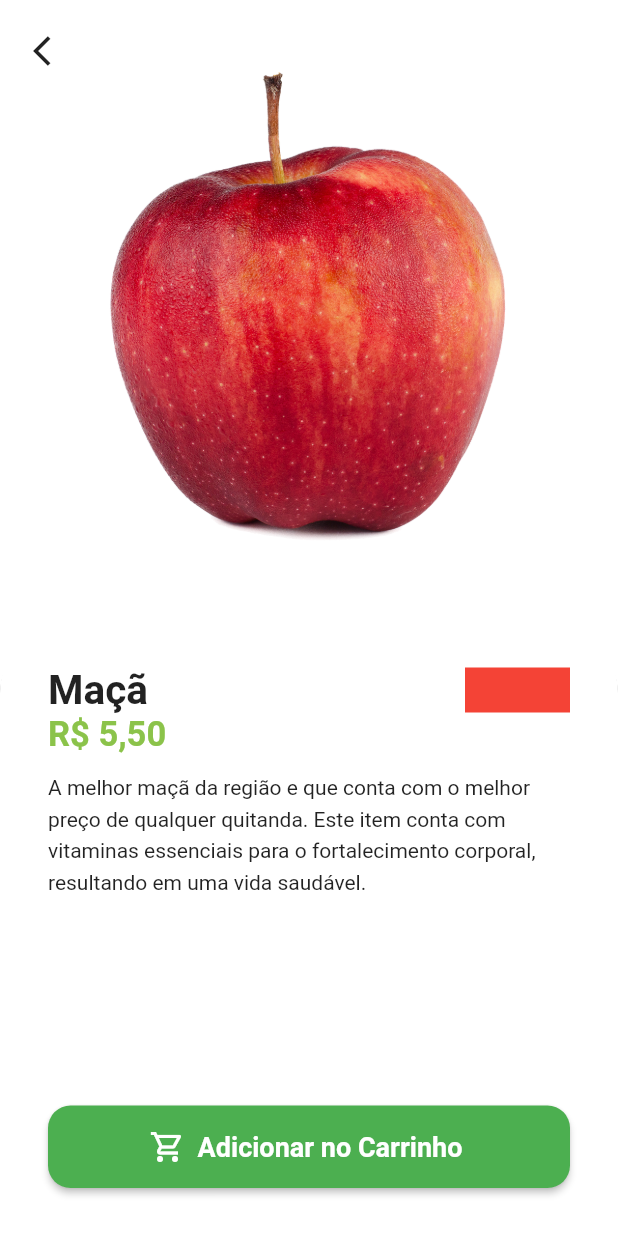
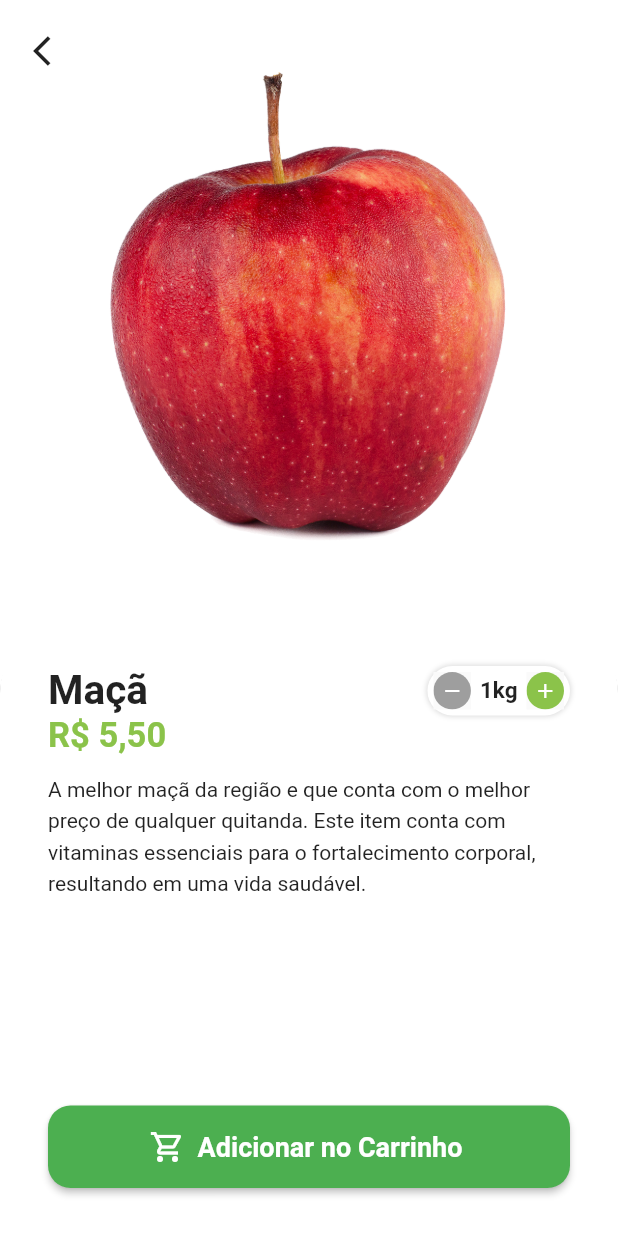
Before and after one commit to goncalveshigino/quitanda, a Flutter app: the screen it shows after launch, after a tap on "Entrar", after a tap on "Maçã", on a phone screen of 412 x 824 dp. Run offline on Flutter 3.47's test engine with Material 2 defaults, Android fonts, the phone set to English and light mode, and no system bars; our stand-ins replace animated_text_kit, badges, mask_text_input_formatter.

Commit message:
quantity do produto

```diff
--- /dev/null
+++ b/lib/src/pages/common_widgets/quantity_widget.dart
@@ -0,0 +1,81 @@
+import 'package:flutter/material.dart';
+import 'package:quitanda/src/config/custom_colors.dart';
+
+class QauntityWidget extends StatelessWidget {
+  const QauntityWidget({Key? key}) : super(key: key);
+
+  @override
+  Widget build(BuildContext context) {
+    return Container(
+      padding: const EdgeInsets.all(4),
+      decoration: BoxDecoration(
+        color: Colors.white,
+        borderRadius: BorderRadius.circular(50),
+        boxShadow: [
+          BoxShadow(
+            color: Colors.grey.shade300,
+            spreadRadius: 1,
+            blurRadius: 2,
+          ),
+        ],
+      ),
+      child: Row(
+        children: [
+          _QuantityButton(
+            icon: Icons.remove,
+            color: Colors.grey,
+            onPressed: () {},
+          ),
+
+         const Padding(
+            padding:  EdgeInsets.symmetric( horizontal: 6),
+            child:  Text(
+              '1kg',
+              style: TextStyle(
+                fontSize: 15,
+                fontWeight: FontWeight.bold
+              ),
+            ),
+          ),
+
+          _QuantityButton(
+            icon: Icons.add,
+            color: CustomColors.customSwatchColor,
+            onPressed: () {},
+          ),
+        ],
+      ),
+    );
+  }
+}
+
+class _QuantityButton extends StatelessWidget {
+  final Color color;
+  final IconData icon;
+  final VoidCallback onPressed;
+
+  const _QuantityButton({Key? key, required this.color, required this.icon, required this.onPressed}) : super(key: key);
+
+  @override
+  Widget build(BuildContext context) {
+    return Material(
+      child: InkWell(
+        borderRadius: BorderRadius.circular(50),
+        onTap: onPressed,
+        child: Ink(
+          height: 25,
+          width: 25,
+          decoration: BoxDecoration(
+            color: color,
+            shape: BoxShape.circle,
+          ),
+          child: Icon(
+            icon,
+            color: Colors.white,
+            size: 16,
+          ),
+        ),
+      ),
+    );
+  }
+}
--- a/lib/src/pages/product/product_screen.dart
+++ b/lib/src/pages/product/product_screen.dart
@@ -3,6 +3,7 @@ import 'package:quitanda/src/config/custom_colors.dart';
 import 'package:quitanda/src/services/utils_services.dart';
 
 import '../../models/item_model.dart';
+import '../common_widgets/quantity_widget.dart';
 
 class ProsuctScreen extends StatelessWidget {
   final ItemModel item;
@@ -44,11 +45,7 @@ class ProsuctScreen extends StatelessWidget {
                       children: [
                         Text(item.itemName, maxLines: 2, overflow: TextOverflow.ellipsis, style: const TextStyle(fontSize: 27, fontWeight: FontWeight.bold)),
                         const Spacer(),
-                        Container(
-                          height: 30,
-                          width: 70,
-                          color: Colors.red,
-                        )
+                        QauntityWidget()
                       ],
                     ),
                     Text(
```
